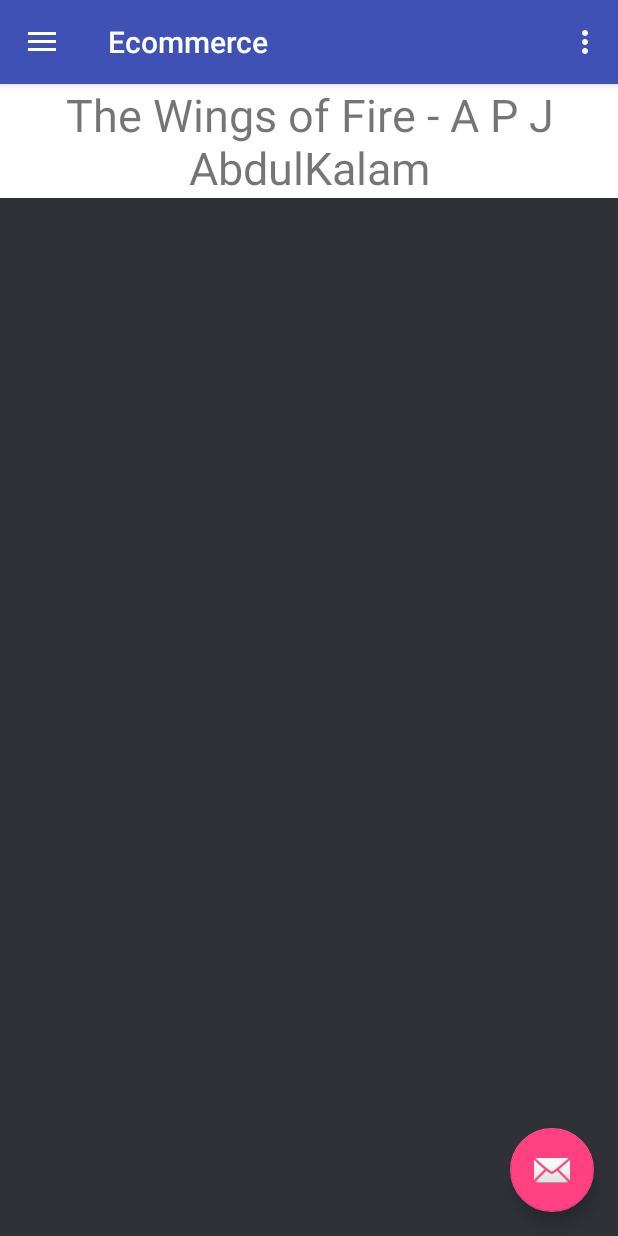
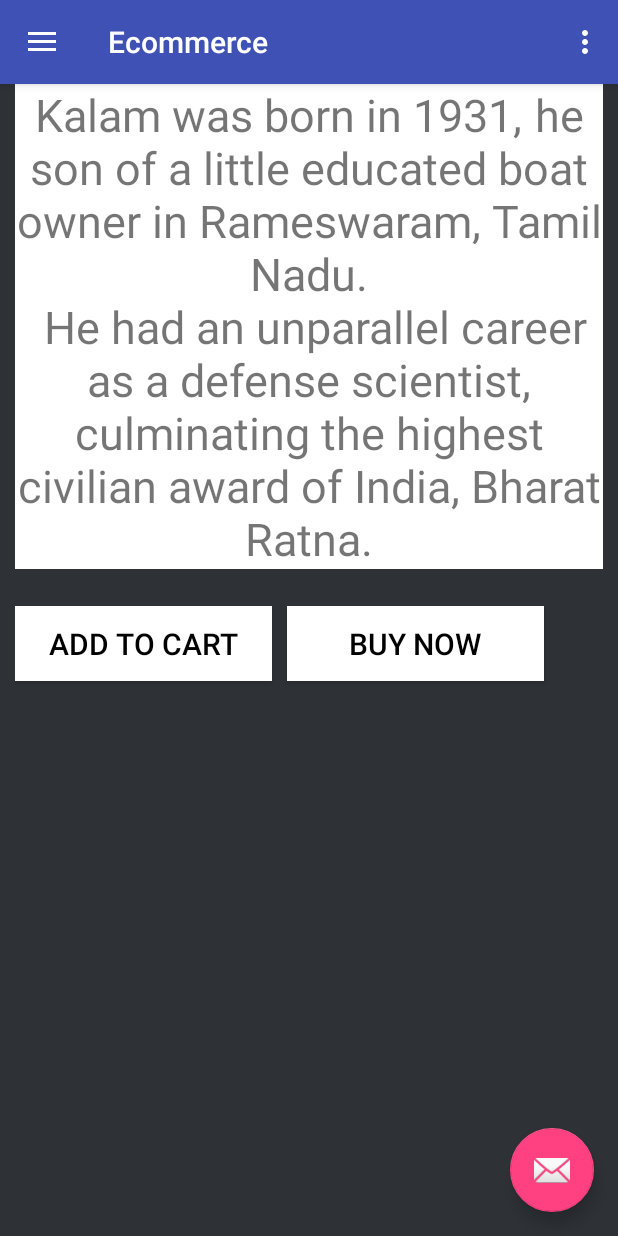
Before and after one commit to yagnik29/Ecommerce, an Android app: the Navigational screen opened directly, with no data from a screen before it, after a tap on "TV", on a phone screen of 412 x 824 dp. Run offline under Robolectric (Android 15) with nearby library versions, the phone set to English and light mode, and no system bars; libraries missing offline, so code that uses them is left out: com.viewpagerindicator; plain views replace CirclePageIndicator; 4 statements that could not run were skipped.

Commit message:
minor change

```diff
--- a/app/src/main/java/demo/example/com/ecommerce/Description.java
+++ b/app/src/main/java/demo/example/com/ecommerce/Description.java
@@ -7,7 +7,9 @@ import android.support.v4.app.FragmentTransaction;
 import android.view.LayoutInflater;
 import android.view.View;
 import android.view.ViewGroup;
+import android.widget.Button;
 import android.widget.TextView;
+import android.widget.Toast;
 
 
 /**
@@ -16,6 +18,7 @@ import android.widget.TextView;
 public class Description extends android.app.Fragment {
 
     TextView textDescription;
+    Button addtocart, buynow;
 
     public Description() {
         // Required empty public constructor
@@ -29,6 +32,9 @@ public class Description extends android.app.Fragment {
 
         View view = inflater.inflate(R.layout.fragment_description, container, false);
         textDescription = (TextView) view.findViewById(R.id.text_description);
+        addtocart = (Button) view.findViewById(R.id.addtocart);
+        buynow = (Button) view.findViewById(R.id.buynow);
+
 
         textDescription.setOnClickListener(new View.OnClickListener() {
             @Override
@@ -41,6 +47,19 @@ public class Description extends android.app.Fragment {
             }
         });
 
+        addtocart.setOnClickListener(new View.OnClickListener() {
+            @Override
+            public void onClick(View view) {
+                Toast.makeText(getContext(), "Added in cart", Toast.LENGTH_SHORT).show();
+            }
+        });
+
+        buynow.setOnClickListener(new View.OnClickListener() {
+            @Override
+            public void onClick(View view) {
+                Toast.makeText(getContext(), "Please conform the order", Toast.LENGTH_SHORT).show();
+            }
+        });
         return view;
     }
 }
--- a/app/src/main/res/layout/fragment_description.xml
+++ b/app/src/main/res/layout/fragment_description.xml
@@ -6,14 +6,62 @@
     android:background="@color/bg_register"
     tools:context="demo.example.com.ecommerce.Description">
 
+    <LinearLayout
+        android:layout_width="match_parent"
+        android:layout_height="match_parent"
+        android:orientation="vertical"
+        android:weightSum="1">
+
         <!-- TODO: Update blank fragment layout -->
         <TextView
             android:layout_width="match_parent"
             android:layout_height="wrap_content"
             android:id="@+id/text_description"
+            android:layout_marginLeft="10dp"
+            android:layout_marginRight="10dp"
             android:background="@color/white"
             android:gravity="center"
-        android:text="The Wings of Fire - A P J AbdulKalam"
+            android:text="@string/description"
             android:textSize="30sp"/>
+        <LinearLayout
+            android:layout_width="match_parent"
+            android:layout_height="wrap_content"
+            android:orientation="horizontal"
+            android:layout_marginLeft="10dp"
+            android:layout_marginRight="10dp">
+
+            <Button
+                android:layout_width="171dp"
+                android:text="Add to cart"
+                android:textColor="#000000"
+                android:textSize="20dp"
+                android:layout_marginTop="20dip"
+                android:layout_marginBottom="10dp"
+                android:background="@color/white"
+                android:textAlignment="center"
+                android:layout_gravity="center"
+                android:layout_height="50dp"
+                android:layout_marginRight="10dp"
+                android:id="@+id/addtocart" />
+
+            <Button
+                android:layout_width="171dp"
+                android:text="Buy Now"
+                android:textColor="#000000"
+                android:textSize="20dp"
+                android:layout_marginTop="20dip"
+                android:layout_marginBottom="10dp"
+                android:layout_marginRight="10dp"
+                android:background="@color/white"
+                android:textAlignment="center"
+                android:layout_gravity="center"
+                android:layout_height="50dp"
+                android:id="@+id/buynow" />
+
+
+        </LinearLayout>
+
+    </LinearLayout>
+
 
 </FrameLayout>
--- a/app/src/main/res/values/strings.xml
+++ b/app/src/main/res/values/strings.xml
@@ -13,4 +13,7 @@
     <string name="navigation_drawer_close">Close navigation drawer</string>
 
     <string name="action_settings">Settings</string>
+    <string name="description">Kalam was born in 1931, \the son of a little educated boat owner in Rameswaram, Tamil Nadu.\
+        He had an unparallel career as a defense scientist, culminating the highest civilian award of India, Bharat Ratna.\
+        </string>
 </resources>
```
Lines whose indentation alone changed are shown as unchanged.
